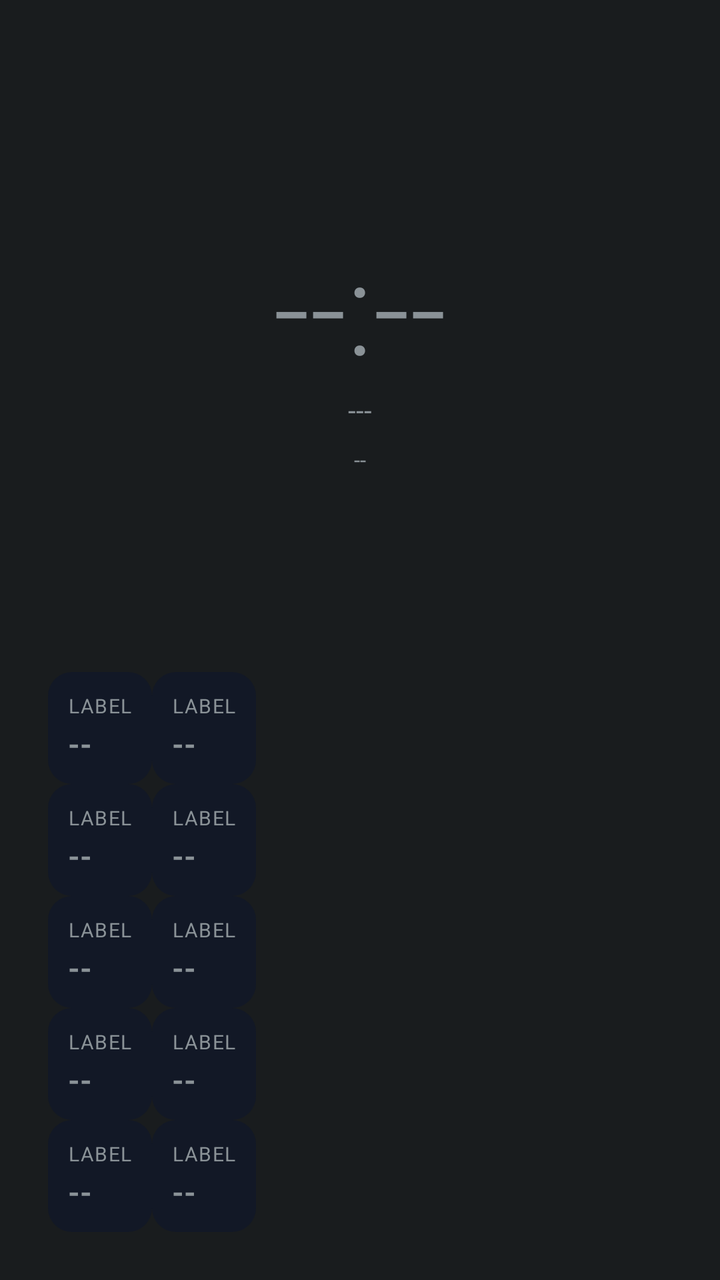
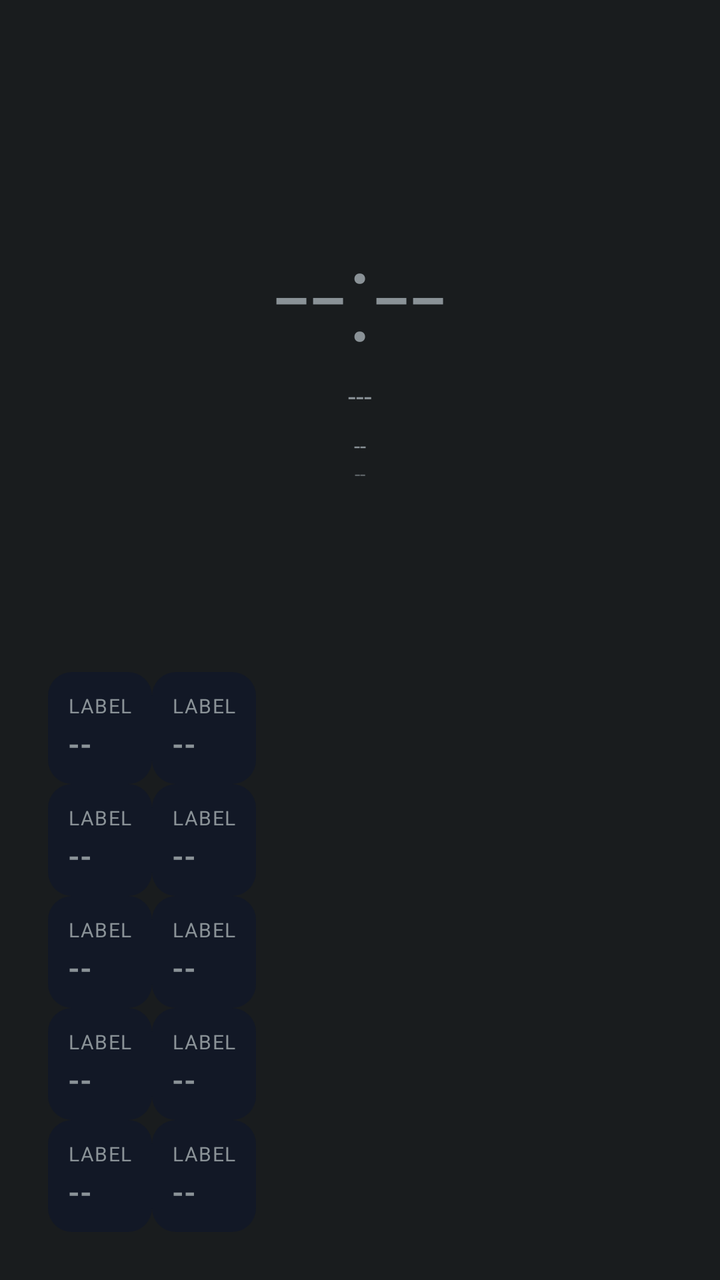

Compare the two renders of this Android layout. The source of the first and the diff that turns it into the second are given below.
<!-- AndroidManifest.xml: application theme android:Theme.DeviceDefault.NoActionBar -->
<!-- res/layout/aod_layout_split.xml -->
<?xml version="1.0" encoding="utf-8"?>
<LinearLayout xmlns:android="http://schemas.android.com/apk/res/android"
    android:id="@+id/bg_root"
    android:layout_width="match_parent"
    android:layout_height="match_parent"
    android:orientation="vertical"
    android:padding="24dp">

    <LinearLayout
        android:layout_width="match_parent"
        android:layout_height="0dp"
        android:layout_weight="1"
        android:gravity="center"
        android:orientation="vertical">

        <TextView
            android:id="@+id/clock"
            android:layout_width="wrap_content"
            android:layout_height="wrap_content"
            android:layout_gravity="center_horizontal"
            android:textSize="64sp"
            android:fontFamily="sans-serif-light"
            android:text="--:--" />

        <TextView
            android:id="@+id/date"
            android:layout_width="wrap_content"
            android:layout_height="wrap_content"
            android:layout_gravity="center_horizontal"
            android:textSize="14sp"
            android:text="---" />

        <TextView
            android:id="@+id/health_badge"
            android:layout_width="wrap_content"
            android:layout_height="wrap_content"
            android:layout_gravity="center_horizontal"
            android:textSize="11sp"
            android:textAllCaps="true"
            android:layout_marginTop="8dp"
            android:text="--" />
    </LinearLayout>

    <View
        android:id="@+id/divider_1"
        android:layout_width="match_parent"
        android:layout_height="1dp"
        android:layout_marginBottom="12dp" />

    <GridLayout
        android:layout_width="match_parent"
        android:layout_height="wrap_content"
        android:columnCount="2"
        android:rowCount="5">

        <include layout="@layout/aod_tile" android:id="@+id/row0" />
        <include layout="@layout/aod_tile" android:id="@+id/row1" />
        <include layout="@layout/aod_tile" android:id="@+id/row2" />
        <include layout="@layout/aod_tile" android:id="@+id/row3" />
        <include layout="@layout/aod_tile" android:id="@+id/row4" />
        <include layout="@layout/aod_tile" android:id="@+id/row5" />
        <include layout="@layout/aod_tile" android:id="@+id/row6" />
        <include layout="@layout/aod_tile" android:id="@+id/row7" />
        <include layout="@layout/aod_tile" android:id="@+id/row8" />
        <include layout="@layout/aod_tile" android:id="@+id/row9" />

    </GridLayout>

</LinearLayout>
<!-- res/layout/aod_tile.xml (included above) -->
<?xml version="1.0" encoding="utf-8"?>
<LinearLayout xmlns:android="http://schemas.android.com/apk/res/android"
    android:layout_width="0dp"
    android:layout_height="wrap_content"
    android:layout_columnWeight="1"
    android:layout_margin="4dp"
    android:background="@drawable/aod_panel_bg"
    android:orientation="vertical"
    android:padding="10dp">

    <TextView
        android:id="@+id/stat_label"
        android:layout_width="wrap_content"
        android:layout_height="wrap_content"
        android:textSize="10sp"
        android:textAllCaps="true"
        android:letterSpacing="0.05"
        android:text="Label" />

    <TextView
        android:id="@+id/stat_value"
        android:layout_width="wrap_content"
        android:layout_height="wrap_content"
        android:layout_marginTop="2dp"
        android:textSize="15sp"
        android:textStyle="bold"
        android:text="--" />

</LinearLayout>
<!-- resources referenced by this layout -->
<resources>
  <!-- drawable aod_panel_bg (drawable) -->
  <?xml version="1.0" encoding="utf-8"?>
  <shape xmlns:android="http://schemas.android.com/apk/res/android">
      <solid android:color="#121826" />
      <corners android:radius="12dp" />
  </shape>
</resources>

<!-- the commit's change to res/layout/aod_layout_split.xml (unified diff, before → after) -->
@@ -38,6 +38,15 @@
             android:textSize="11sp"
             android:textAllCaps="true"
             android:layout_marginTop="8dp"
+            android:text="--" />
+
+        <TextView
+            android:id="@+id/perf_badge"
+            android:layout_width="wrap_content"
+            android:layout_height="wrap_content"
+            android:layout_gravity="center_horizontal"
+            android:textSize="10sp"
+            android:alpha="0.6"
             android:text="--" />
     </LinearLayout>
 
